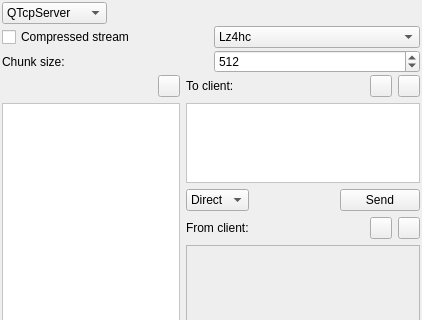
alphaonex86/debug-devel, file server/mainwindow.ui: the form before one commit; both pictures show x 0 to 422 and y 0 to 320 of the 422 by 492 pixel window.
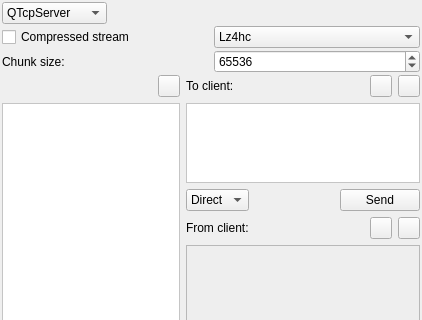
The form after the commit. Icons and pictures are not drawn.

Diff of the .ui file:
```diff
--- a/server/mainwindow.ui
+++ b/server/mainwindow.ui
@@ -123,7 +123,7 @@
          <number>999999999</number>
         </property>
         <property name="value">
-         <number>512</number>
+         <number>65536</number>
         </property>
        </widget>
       </item>
```
